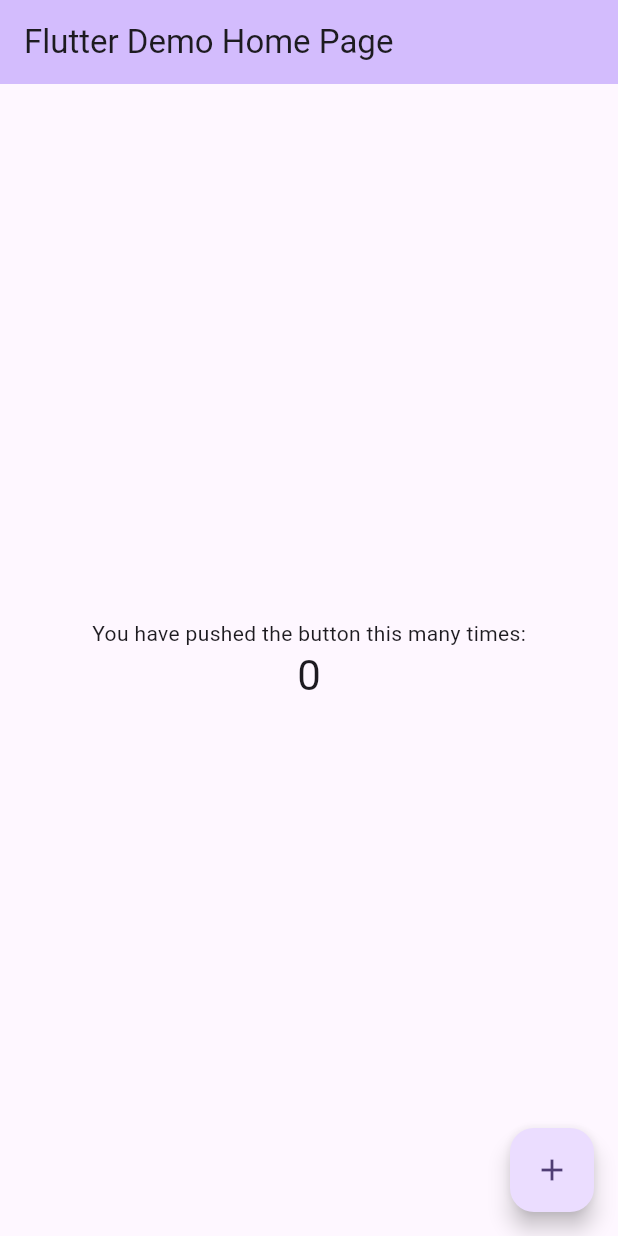
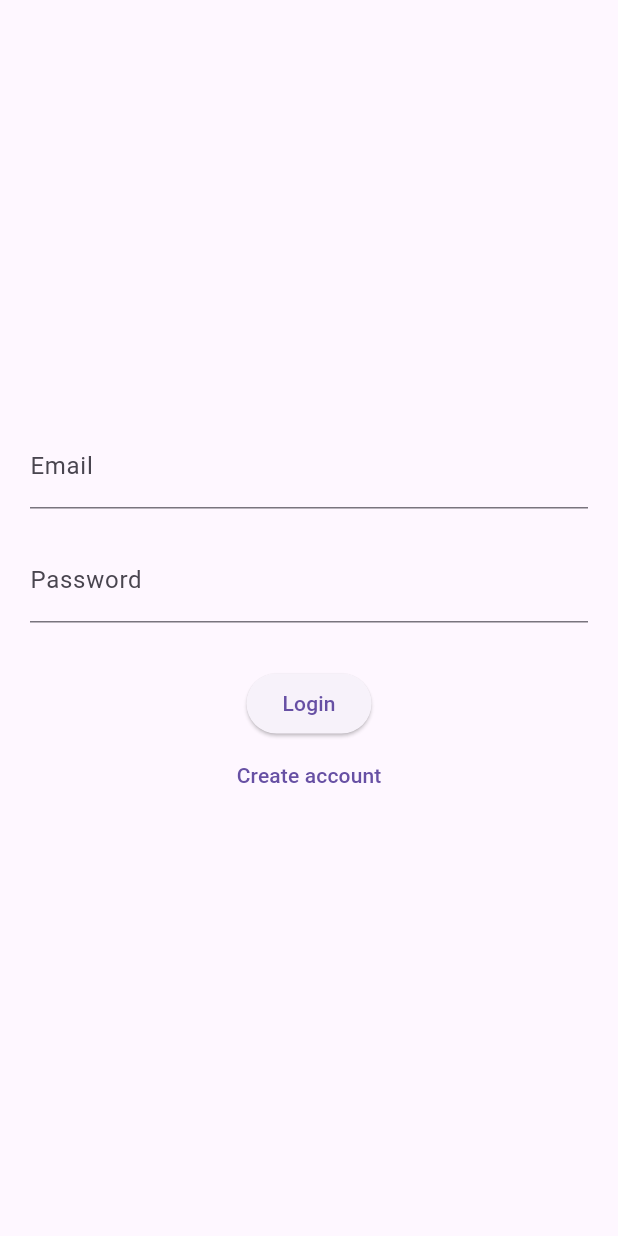
Before and after one commit to biso207/Vez, a Flutter app: the screen it shows after launch, on a phone screen of 412 x 824 dp. Run offline on Flutter 3.47's test engine with Material 3 defaults, Android fonts, the phone set to English and light mode, and no system bars.

Commit message:
add login, signup, and loading screens
- Replace default Flutter counter app with initial project structure.
- Add `LoadingPage` to handle app initialization and navigation.
- Add `LoginPage` with email and password fields.
- Add `SignupPage` with form validation logic for email and password.
- Update `main.dart` to launch with `LoadingPage`.
- Update widget tests to verify the new loading state.

```diff
--- a/lib/main.dart
+++ b/lib/main.dart
@@ -1,4 +1,5 @@
 import 'package:flutter/material.dart';
+import 'package:vez/screens/loading_page.dart';
 
 void main() {
   runApp(const MyApp());
@@ -7,116 +8,11 @@ void main() {
 class MyApp extends StatelessWidget {
   const MyApp({super.key});
 
-  // This widget is the root of your application.
   @override
   Widget build(BuildContext context) {
     return MaterialApp(
-      title: 'Flutter Demo',
-      theme: ThemeData(
-        // This is the theme of your application.
-        //
-        // TRY THIS: Try running your application with "flutter run". You'll see
-        // the application has a purple toolbar. Then, without quitting the app,
-        // try changing the seedColor in the colorScheme below to Colors.green
-        // and then invoke "hot reload" (save your changes or press the "hot
-        // reload" button in a Flutter-supported IDE, or press "r" if you used
-        // the command line to start the app).
-        //
-        // Notice that the counter didn't reset back to zero; the application
-        // state is not lost during the reload. To reset the state, use hot
-        // restart instead.
-        //
-        // This works for code too, not just values: Most code changes can be
-        // tested with just a hot reload.
-        colorScheme: .fromSeed(seedColor: Colors.deepPurple),
-      ),
-      home: const MyHomePage(title: 'Flutter Demo Home Page'),
+      debugShowCheckedModeBanner: false,
+      home: LoadingPage(),
     );
   }
 }
-
-class MyHomePage extends StatefulWidget {
-  const MyHomePage({super.key, required this.title});
-
-  // This widget is the home page of your application. It is stateful, meaning
-  // that it has a State object (defined below) that contains fields that affect
-  // how it looks.
-
-  // This class is the configuration for the state. It holds the values (in this
-  // case the title) provided by the parent (in this case the App widget) and
-  // used by the build method of the State. Fields in a Widget subclass are
-  // always marked "final".
-
-  final String title;
-
-  @override
-  State<MyHomePage> createState() => _MyHomePageState();
-}
-
-class _MyHomePageState extends State<MyHomePage> {
-  int _counter = 0;
-
-  void _incrementCounter() {
-    setState(() {
-      // This call to setState tells the Flutter framework that something has
-      // changed in this State, which causes it to rerun the build method below
-      // so that the display can reflect the updated values. If we changed
-      // _counter without calling setState(), then the build method would not be
-      // called again, and so nothing would appear to happen.
-      _counter++;
-    });
-  }
-
-  @override
-  Widget build(BuildContext context) {
-    // This method is rerun every time setState is called, for instance as done
-    // by the _incrementCounter method above.
-    //
-    // The Flutter framework has been optimized to make rerunning build methods
-    // fast, so that you can just rebuild anything that needs updating rather
-    // than having to individually change instances of widgets.
-    return Scaffold(
-      appBar: AppBar(
-        // TRY THIS: Try changing the color here to a specific color (to
-        // Colors.amber, perhaps?) and trigger a hot reload to see the AppBar
-        // change color while the other colors stay the same.
-        backgroundColor: Theme.of(context).colorScheme.inversePrimary,
-        // Here we take the value from the MyHomePage object that was created by
-        // the App.build method, and use it to set our appbar title.
-        title: Text(widget.title),
-      ),
-      body: Center(
-        // Center is a layout widget. It takes a single child and positions it
-        // in the middle of the parent.
-        child: Column(
-          // Column is also a layout widget. It takes a list of children and
-          // arranges them vertically. By default, it sizes itself to fit its
-          // children horizontally, and tries to be as tall as its parent.
-          //
-          // Column has various properties to control how it sizes itself and
-          // how it positions its children. Here we use mainAxisAlignment to
-          // center the children vertically; the main axis here is the vertical
-          // axis because Columns are vertical (the cross axis would be
-          // horizontal).
-          //
-          // TRY THIS: Invoke "debug painting" (choose the "Toggle Debug Paint"
-          // action in the IDE, or press "p" in the console), to see the
-          // wireframe for each widget.
-          mainAxisAlignment: .center,
-          children: [
-            const Text('You have pushed the button this many times:'),
-            Text(
-              '$_counter',
-              style: Theme.of(context).textTheme.headlineMedium,
-            ),
-          ],
-        ),
-      ),
-      floatingActionButton: FloatingActionButton(
-        onPressed: _incrementCounter,
-        tooltip: 'Increment',
-        child: const Icon(Icons.add),
-      ),
-    );
-  }
-}
--- /dev/null
+++ b/lib/screens/login_screen.dart
@@ -0,0 +1,81 @@
+import 'package:flutter/material.dart';
+import 'package:vez/screens/signup_screen.dart';
+
+// classe pagina di Login
+class LoginPage extends StatefulWidget {
+  const LoginPage({super.key});
+
+  @override
+  State<LoginPage> createState() => _LoginPageState();
+}
+
+// UI
+class _LoginPageState extends State<LoginPage> {
+  final TextEditingController emailController = TextEditingController();
+  final TextEditingController passwordController = TextEditingController();
+
+  @override
+  void dispose() {
+    emailController.dispose();
+    passwordController.dispose();
+    super.dispose();
+  }
+
+  @override
+  Widget build(BuildContext context) {
+    return Scaffold(
+      body: Padding(
+        padding: const EdgeInsets.all(20),
+        child: Column(
+          mainAxisAlignment: MainAxisAlignment.center,
+          children: [
+            // campo per inserire l'email
+            TextField(
+              controller: emailController,
+              decoration: const InputDecoration(labelText: "Email"),
+            ),
+
+            const SizedBox(height: 20),
+
+            // campo per inserire la password
+            TextField(
+              controller: passwordController,
+              obscureText: true,
+              decoration: const InputDecoration(labelText: "Password"),
+            ),
+
+            const SizedBox(height: 30),
+
+            // pulsante login per inviare le credenziali
+            ElevatedButton(
+              onPressed: login,
+              child: const Text("Login"),
+            ),
+
+            // pulsante per passare alla pagina di registrazione
+            TextButton(
+              onPressed: () {
+                Navigator.push(
+                  context,
+                  MaterialPageRoute(
+                    builder: (_) => SignupPage(),
+                  ),
+                );
+              },
+              child: const Text("Create account"),
+            )
+          ],
+        ),
+      ),
+    );
+  }
+
+  void login() {
+    String email = emailController.text;
+    String password = passwordController.text;
+
+    // qui si possono richiamare le funzioni di autenticazione esterne alla classe LoginPage
+    debugPrint(email);
+    debugPrint(password);
+  }
+}
```
Also changed, not shown: lib/screens/loading_page.dart (added, +39 -0 lines), lib/screens/signup_screen.dart (added, +140 -0 lines), 2 other files.
